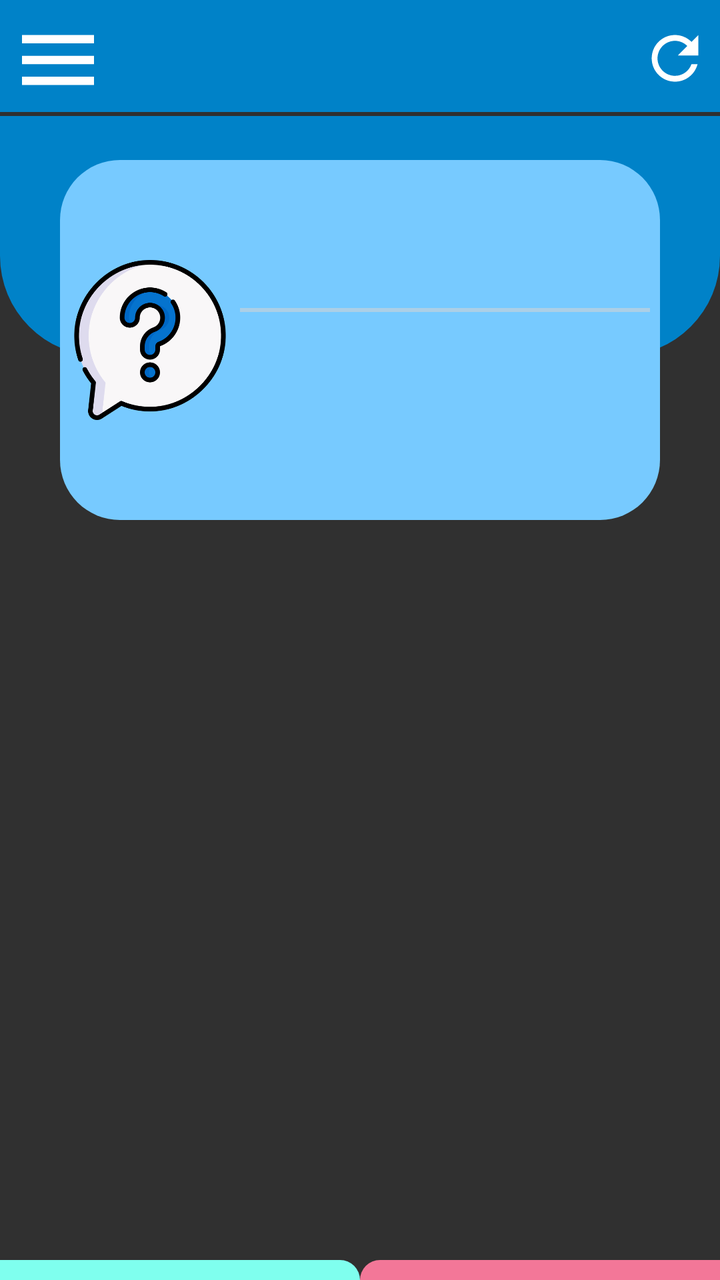
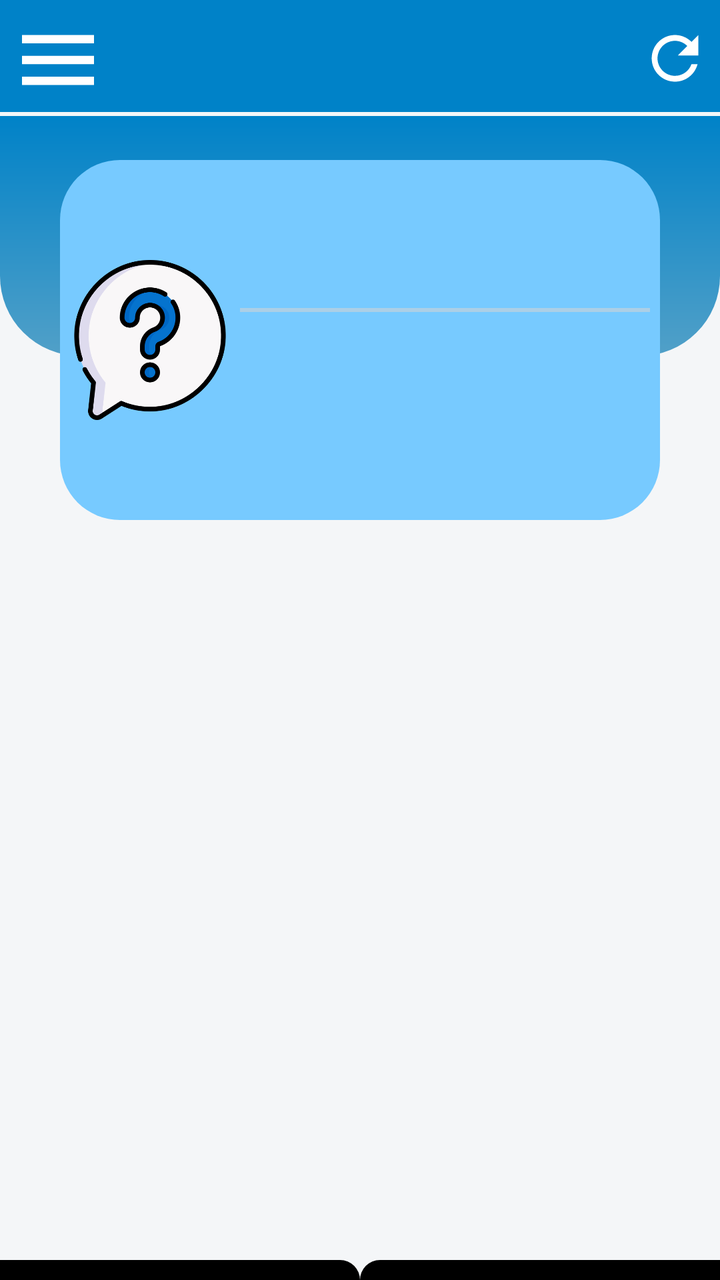

Screens rendered from an Android XML layout before and after an edit, with the pre-edit source and the edit as a unified diff.
<!-- AndroidManifest.xml: application theme AppTheme -->
<!-- res/layout/content_main.xml -->
<?xml version="1.0" encoding="utf-8"?>
<RelativeLayout
    xmlns:android="http://schemas.android.com/apk/res/android"
    xmlns:app="http://schemas.android.com/apk/res-auto"
    xmlns:tools="http://schemas.android.com/tools"
    android:layout_width="match_parent"
    android:layout_height="match_parent"
    app:layout_behavior="@string/appbar_scrolling_view_behavior"
    tools:showIn="@layout/app_bar_main" >

    <View
        android:id="@+id/actionbar_menuutamaatas"
        android:layout_width="match_parent"
        android:layout_height="56dp"
        android:layout_alignParentTop="true"
        android:background="@color/list_item_title" />

    <View
        android:id="@+id/actionbar_menuutamaatas1"
        android:layout_width="match_parent"
        android:layout_height="120dp"
        android:layout_marginTop="2dp"
        android:layout_below="@+id/actionbar_menuutamaatas"
        android:background="@drawable/circle_viewutama" />

    <ImageView
        android:layout_width="match_parent"
        android:layout_height="60dp"
        android:layout_alignParentTop="true"
        android:layout_centerHorizontal="true"
        android:layout_centerVertical="true"
        android:contentDescription="@string/todo"
        app:srcCompat="@drawable/simrsxx" />

    <ImageView
        android:id="@+id/btn_refresh_utama"
        android:layout_width="35dp"
        android:layout_height="48dp"
        android:layout_alignParentEnd="true"
        android:layout_margin="5dp"
        android:contentDescription="@string/refreshmenu"
        android:onClick="refresh"
        android:src="@drawable/ic_refresh_black_24dp"
        tools:ignore="TouchTargetSizeCheck" />

    <Button
        android:id="@+id/btn_ic_menusamping"
        android:layout_width="48dp"
        android:layout_height="wrap_content"
        android:layout_alignParentStart="true"
        android:layout_margin="5dp"
        android:background="@drawable/ic_menu_black_24dp"
        android:contentDescription="@string/tombol_menu_awal"
        android:onClick="menu" />

    <TextView
        android:id="@+id/token_utama"
        android:layout_width="match_parent"
        android:layout_height="wrap_content"
        android:gravity="center"
        android:textColor="@color/white"
        android:visibility="gone"
        android:padding="5dp" />

    <RelativeLayout
        android:id="@+id/cardView_kotaknama"
        android:layout_width="match_parent"
        android:layout_height="180dp"
        android:layout_below="@+id/btn_ic_menusamping"
        android:layout_marginStart="30dp"
        android:layout_marginTop="20dp"
        android:layout_marginEnd="30dp"
        android:background="@drawable/circle_viewutama_info">

        <ImageView
            android:id="@+id/img_utama"
            android:layout_width="80dp"
            android:layout_height="match_parent"
            android:layout_margin="5dp"
            android:src="@drawable/icontaktau"
            android:contentDescription="@android:string/unknownName"
            />

        <TextView
            android:id="@+id/menuutama_nippetugas"
            android:layout_width="match_parent"
            android:layout_height="wrap_content"
            android:layout_alignTop="@+id/img_utama"
            android:layout_marginEnd="5dp"
            android:layout_toEndOf="@+id/img_utama"
            android:fontFamily="@font/poppins_regular"
            android:gravity="center|top"
            android:textColor="@color/hitam"
            android:textSize="20sp"
            android:textStyle="bold|italic"
            tools:ignore="RtlHardcoded" />

        <TextView
            android:id="@+id/menuutama_namapetugas"
            android:layout_width="match_parent"
            android:layout_height="wrap_content"
            android:layout_below="@+id/menuutama_nippetugas"
            android:layout_marginTop="10dp"
            android:layout_marginEnd="5dp"
            android:layout_toEndOf="@+id/img_utama"
            android:fontFamily="@font/poppins_regular"
            android:gravity="bottom|center"
            android:textColor="@color/hitam"
            android:textSize="20sp"
            android:textStyle="bold"
            tools:ignore="RtlHardcoded" />

        <View
            android:id="@+id/grsutamatlayoutatas"
            android:layout_width="match_parent"
            android:layout_height="2dp"
            android:layout_below="@+id/menuutama_namapetugas"
            android:layout_marginTop="5dp"
            android:layout_marginEnd="5dp"
            android:layout_toEndOf="@+id/img_utama"
            android:background="@color/hitam3" />

        <TextView
            android:id="@+id/menuutama_jabpetugas"
            android:layout_width="match_parent"
            android:layout_height="wrap_content"
            android:layout_below="@+id/grsutamatlayoutatas"
            android:layout_marginTop="5dp"
            android:layout_marginEnd="5dp"
            android:layout_toEndOf="@+id/img_utama"
            android:fontFamily="@font/poppins_regular"
            android:gravity="bottom|center"
            android:textColor="@color/hitam"
            android:textSize="16sp"
            android:textStyle="bold"
            tools:ignore="RtlHardcoded" />

        <TextView
            android:id="@+id/menuutama_unitpetugas"
            android:layout_width="match_parent"
            android:layout_height="wrap_content"
            android:layout_below="@+id/menuutama_jabpetugas"
            android:layout_marginTop="5dp"
            android:layout_marginEnd="5dp"
            android:layout_toEndOf="@+id/img_utama"
            android:fontFamily="@font/poppins_regular"
            android:gravity="bottom|center"
            android:textColor="@color/hitam"
            android:textSize="16sp"
            android:textStyle="bold"
            tools:ignore="RtlHardcoded" />

    </RelativeLayout>

    <TextView
        android:id="@+id/menuutama_version"
        android:layout_width="wrap_content"
        android:layout_height="wrap_content"
        android:gravity="right"
        android:textColor="@color/white"
        android:textStyle="normal|italic"
        android:textSize="14sp"
        android:fontFamily="@font/poppins_regular"
        android:layout_below="@+id/cardView_kotaknama"
        android:layout_alignLeft="@+id/cardView_kotaknama"
        android:layout_alignRight="@+id/cardView_kotaknama"
        android:paddingEnd="5dp"
        tools:ignore="RtlHardcoded,RtlSymmetry,SmallSp" />

    <TextView
        android:id="@+id/jam_utama"
        android:layout_width="match_parent"
        android:layout_height="wrap_content"
        android:layout_below="@+id/menuutama_version"
        android:fontFamily="@font/poppins_regular"
        android:gravity="center|center_vertical"
        android:textColor="@color/white"
        android:textSize="35sp"
        android:textStyle="bold"
        tools:ignore="RtlHardcoded" />

    <TextView
        android:id="@+id/tgl_utama"
        android:layout_width="match_parent"
        android:layout_height="wrap_content"
        android:layout_below="@+id/jam_utama"
        android:layout_marginBottom="10dp"
        android:fontFamily="@font/poppins_regular"
        android:gravity="center|center_vertical"
        android:textColor="@color/white"
        android:textSize="25sp"
        android:textStyle="bold"
        tools:ignore="RtlHardcoded" />

    <RelativeLayout
        android:layout_width="match_parent"
        android:layout_height="match_parent"
        android:layout_below="@+id/tgl_utama"
        android:layout_marginTop="10dp"
        android:layout_alignParentBottom="true"
        android:visibility="visible">

            <FrameLayout
                android:id="@+id/frame_container"
                android:layout_width="match_parent"
                android:layout_height="match_parent" />

    </RelativeLayout>

    <View
        android:id="@+id/grsutamattengah"
        android:layout_width="0dp"
        android:layout_height="0dp"
        android:layout_alignParentBottom="true"
        android:layout_centerInParent="true"
        android:background="@color/white"/>

    <View
        android:id="@+id/grsutama1"
        android:layout_width="match_parent"
        android:layout_height="10dp"
        android:layout_alignParentBottom="true"
        android:layout_toStartOf="@+id/grsutamattengah"
        android:background="@drawable/circle_reg_v1"/>

    <View
        android:id="@+id/grsutama2"
        android:layout_width="match_parent"
        android:layout_height="10dp"
        android:layout_alignParentBottom="true"
        android:layout_toEndOf="@+id/grsutamattengah"
        android:background="@drawable/circle_reg_v2"/>

    <RelativeLayout
        android:id="@+id/frame_loading_utama"
        android:layout_width="match_parent"
        android:layout_height="match_parent"
        android:visibility="gone">

        <View
            android:layout_width="match_parent"
            android:layout_height="match_parent"
            android:background="#E1FFFFFF" />

        <ImageView
            android:id="@+id/gmbar_loading_utama"
            android:layout_width="200dp"
            android:layout_height="200dp"
            android:layout_centerInParent="true"
            android:contentDescription="@string/todo" />

        <TextView
            android:layout_width="wrap_content"
            android:layout_height="wrap_content"
            android:layout_centerInParent="true"
            android:layout_margin="10dp"
            android:text="@string/sedang_memuat"
            android:textColor="@color/hitam"
            android:textSize="15sp"
            android:textStyle="bold|italic" />

    </RelativeLayout>
</RelativeLayout>
<!-- res/layout/app_bar_main.xml (included above) -->
<?xml version="1.0" encoding="utf-8"?>
<androidx.coordinatorlayout.widget.CoordinatorLayout
    xmlns:android="http://schemas.android.com/apk/res/android"
    android:id="@+id/myCoordinatorLayout"
    android:layout_width="match_parent"
    android:layout_height="match_parent"
    android:fitsSystemWindows="true"
    >

    <com.google.android.material.appbar.AppBarLayout
        android:layout_width="match_parent"
        android:layout_height="wrap_content"
        android:theme="@style/AppTheme.AppBarOverlay">

        

    </com.google.android.material.appbar.AppBarLayout>

    <include layout="@layout/content_main" />

</androidx.coordinatorlayout.widget.CoordinatorLayout>
<!-- resources referenced by this layout -->
<resources>
  <color name="hitam">#000000    </color>
  <color name="hitam3">#90D3D3D3</color>
  <color name="list_item_title">#0082C8</color>
  <color name="white">#FFFFFF    </color>
  <!-- drawable circle_reg_v1 (drawable) -->
  <?xml version="1.0" encoding="utf-8"?>
  <shape xmlns:android="http://schemas.android.com/apk/res/android"
      android:shape="rectangle"
      >
      <solid android:color="@color/bg_screen2" />
      <corners android:bottomRightRadius="0dp"
          android:bottomLeftRadius="0dp"
          android:topLeftRadius="0dp"
          android:topRightRadius="100dp"
          android:radius="50dp"
          />
  </shape>
  <!-- drawable circle_reg_v2 (drawable) -->
  <?xml version="1.0" encoding="utf-8"?>
  <shape xmlns:android="http://schemas.android.com/apk/res/android"
      android:shape="rectangle"
      >
      <solid android:color="@color/bg_screen3" />
      <corners android:bottomRightRadius="0dp"
          android:bottomLeftRadius="0dp"
          android:topLeftRadius="100dp"
          android:topRightRadius="0dp"
          android:radius="50dp"
          />
  </shape>
  <!-- drawable circle_viewutama (drawable) -->
  <?xml version="1.0" encoding="utf-8"?>
  <shape xmlns:android="http://schemas.android.com/apk/res/android"
      android:shape="rectangle"
      >
      <solid android:color="@color/list_item_title" />
      <corners android:bottomRightRadius="50dp"
          android:bottomLeftRadius="50dp"
          android:topLeftRadius="0dp"
          android:topRightRadius="0dp"
          />
  </shape>
  <!-- drawable circle_viewutama_info (drawable) -->
  <?xml version="1.0" encoding="utf-8"?>
  <shape xmlns:android="http://schemas.android.com/apk/res/android"
      android:shape="rectangle"
      >
      <solid android:color="@color/list_item_title2" />
      <corners android:bottomRightRadius="30dp"
          android:bottomLeftRadius="30dp"
          android:topLeftRadius="30dp"
          android:topRightRadius="30dp"
          />
  </shape>
  <!-- drawable ic_menu_black_24dp (drawable) -->
  <vector
      android:tint="#FFFFFF"
      android:viewportHeight="24.0"
      android:viewportWidth="24.0"
      android:height="50dp"
      android:width="50dp"
      xmlns:android="http://schemas.android.com/apk/res/android">
      <path
          android:fillColor="#FF000000"
          android:pathData="M3,18h18v-2L3,16v2zM3,13h18v-2L3,11v2zM3,6v2h18L21,6L3,6z"/>
  </vector>
  <!-- drawable ic_refresh_black_24dp (drawable) -->
  <vector
      android:tint="#FFFFFF"
      android:viewportHeight="24.0"
      android:viewportWidth="24.0"
      android:height="50dp"
      android:width="50dp"
      xmlns:android="http://schemas.android.com/apk/res/android">
      <path
          android:fillColor="#000000"
          android:pathData="M17.65,6.35C16.2,4.9 14.21,4 12,4c-4.42,0 -7.99,3.58 -7.99,8s3.57,8 7.99,8c3.73,0 6.84,-2.55 7.73,-6h-2.08c-0.82,2.33 -3.04,4 -5.65,4 -3.31,0 -6,-2.69 -6,-6s2.69,-6 6,-6c1.66,0 3.14,0.69 4.22,1.78L13,11h7V4l-2.35,2.35z"/>
  </vector>
  <!-- drawable icontaktau: png bitmap (drawable, 14891 bytes) -->
  <!-- drawable simrsxx: png bitmap (drawable, 65491 bytes) -->
  <string name="refreshmenu">Refresh</string>
  <string name="sedang_memuat" translatable="false">Sedang Memuat...</string>
  <string name="todo" translatable="false">TODO</string>
  <string name="tombol_menu_awal">Tombol Menu Awal</string>
  <style name="AppTheme.AppBarOverlay" parent="ThemeOverlay.AppCompat.Dark.ActionBar" />
  <style name="AppTheme" parent="Theme.AppCompat.NoActionBar">
          
          <item name="colorPrimary">@color/list_item_title_gelap</item>
          <item name="colorPrimaryDark">@color/list_item_title</item>
          <item name="colorAccent">@color/colorAccent</item>
          <item name="windowActionBar">false</item>
          <item name="windowNoTitle">true</item>
      </style>
  <color name="bg_screen2">#7FFFEE</color>
  <color name="bg_screen3">#FCF57899</color>
  <color name="list_item_title2">#77CAFF</color>
  <color name="list_item_title_gelap">#049BB6</color>
  <color name="colorAccent">#FFFFFF</color>
</resources>

<!-- the commit's change to res/layout/content_main.xml (unified diff, before → after) -->
@@ -6,7 +6,8 @@
     android:layout_width="match_parent"
     android:layout_height="match_parent"
     app:layout_behavior="@string/appbar_scrolling_view_behavior"
-    tools:showIn="@layout/app_bar_main" >
+    tools:showIn="@layout/app_bar_main"
+    android:background="#F4F6F8" >
 
     <View
         android:id="@+id/actionbar_menuutamaatas"
@@ -21,7 +22,7 @@
         android:layout_height="120dp"
         android:layout_marginTop="2dp"
         android:layout_below="@+id/actionbar_menuutamaatas"
-        android:background="@drawable/circle_viewutama" />
+        android:background="@drawable/bg_header_modern" />
 
     <ImageView
         android:layout_width="match_parent"
@@ -157,14 +158,14 @@
         android:layout_width="wrap_content"
         android:layout_height="wrap_content"
         android:gravity="right"
-        android:textColor="@color/white"
+        android:textColor="@color/hitam"
         android:textStyle="normal|italic"
         android:textSize="14sp"
         android:fontFamily="@font/poppins_regular"
         android:layout_below="@+id/cardView_kotaknama"
         android:layout_alignLeft="@+id/cardView_kotaknama"
         android:layout_alignRight="@+id/cardView_kotaknama"
-        android:paddingEnd="5dp"
+        android:paddingEnd="15dp"
         tools:ignore="RtlHardcoded,RtlSymmetry,SmallSp" />
 
     <TextView
@@ -174,7 +175,7 @@
         android:layout_below="@+id/menuutama_version"
         android:fontFamily="@font/poppins_regular"
         android:gravity="center|center_vertical"
-        android:textColor="@color/white"
+        android:textColor="@color/hitam"
         android:textSize="35sp"
         android:textStyle="bold"
         tools:ignore="RtlHardcoded" />
@@ -187,7 +188,7 @@
         android:layout_marginBottom="10dp"
         android:fontFamily="@font/poppins_regular"
         android:gravity="center|center_vertical"
-        android:textColor="@color/white"
+        android:textColor="@color/hitam"
         android:textSize="25sp"
         android:textStyle="bold"
         tools:ignore="RtlHardcoded" />
<!-- resource entries referenced after the edit -->
@@ -4,12 +4,24 @@
   <color name="hitam3">#90D3D3D3</color>
   <color name="list_item_title">#0082C8</color>
   <color name="white">#FFFFFF    </color>
+  <!-- drawable bg_header_modern (drawable) -->
+  <?xml version="1.0" encoding="utf-8"?>
+  <shape xmlns:android="http://schemas.android.com/apk/res/android">
+      <gradient
+          android:startColor="@color/list_item_title"
+          android:endColor="#51A0C8"
+          android:angle="270"/>
+  
+      <corners
+          android:bottomLeftRadius="40dp"
+          android:bottomRightRadius="40dp"/>
+  </shape>
   <!-- drawable circle_reg_v1 (drawable) -->
   <?xml version="1.0" encoding="utf-8"?>
   <shape xmlns:android="http://schemas.android.com/apk/res/android"
       android:shape="rectangle"
       >
-      <solid android:color="@color/bg_screen2" />
+      <solid android:color="@color/hitam" />
       <corners android:bottomRightRadius="0dp"
           android:bottomLeftRadius="0dp"
           android:topLeftRadius="0dp"
@@ -22,24 +34,12 @@
   <shape xmlns:android="http://schemas.android.com/apk/res/android"
       android:shape="rectangle"
       >
-      <solid android:color="@color/bg_screen3" />
+      <solid android:color="@color/hitam" />
       <corners android:bottomRightRadius="0dp"
           android:bottomLeftRadius="0dp"
           android:topLeftRadius="100dp"
           android:topRightRadius="0dp"
           android:radius="50dp"
-          />
-  </shape>
-  <!-- drawable circle_viewutama (drawable) -->
-  <?xml version="1.0" encoding="utf-8"?>
-  <shape xmlns:android="http://schemas.android.com/apk/res/android"
-      android:shape="rectangle"
-      >
-      <solid android:color="@color/list_item_title" />
-      <corners android:bottomRightRadius="50dp"
-          android:bottomLeftRadius="50dp"
-          android:topLeftRadius="0dp"
-          android:topRightRadius="0dp"
           />
   </shape>
   <!-- drawable circle_viewutama_info (drawable) -->
@@ -93,8 +93,6 @@
           <item name="windowActionBar">false</item>
           <item name="windowNoTitle">true</item>
       </style>
-  <color name="bg_screen2">#7FFFEE</color>
-  <color name="bg_screen3">#FCF57899</color>
   <color name="list_item_title2">#77CAFF</color>
   <color name="list_item_title_gelap">#049BB6</color>
   <color name="colorAccent">#FFFFFF</color>
